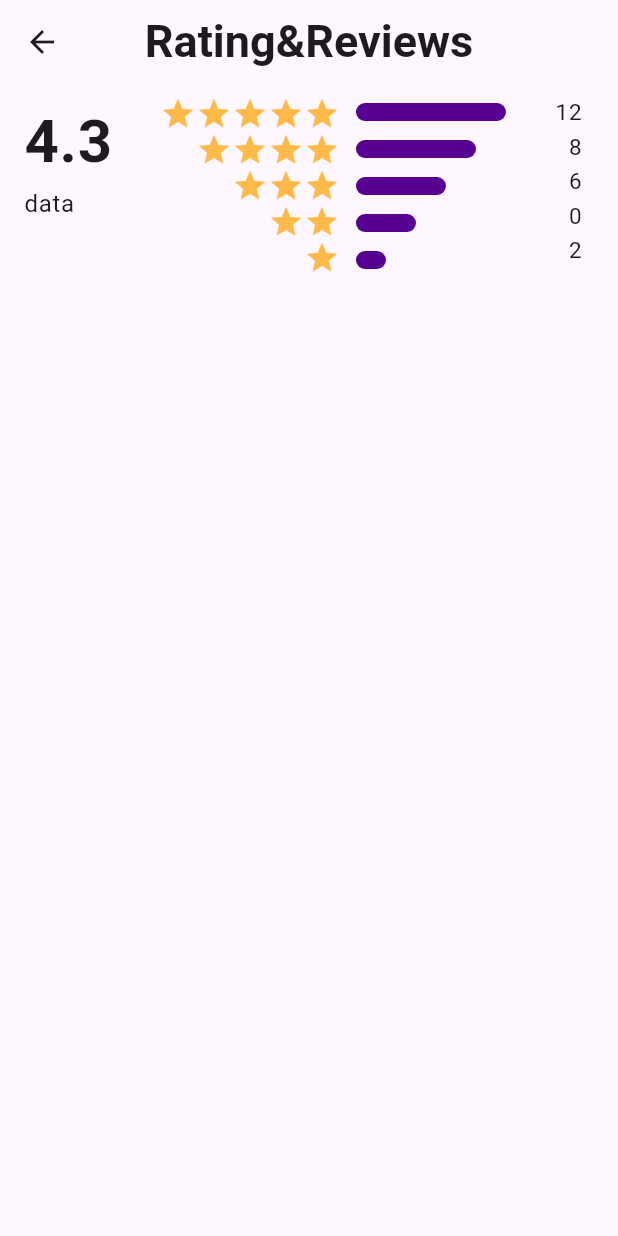
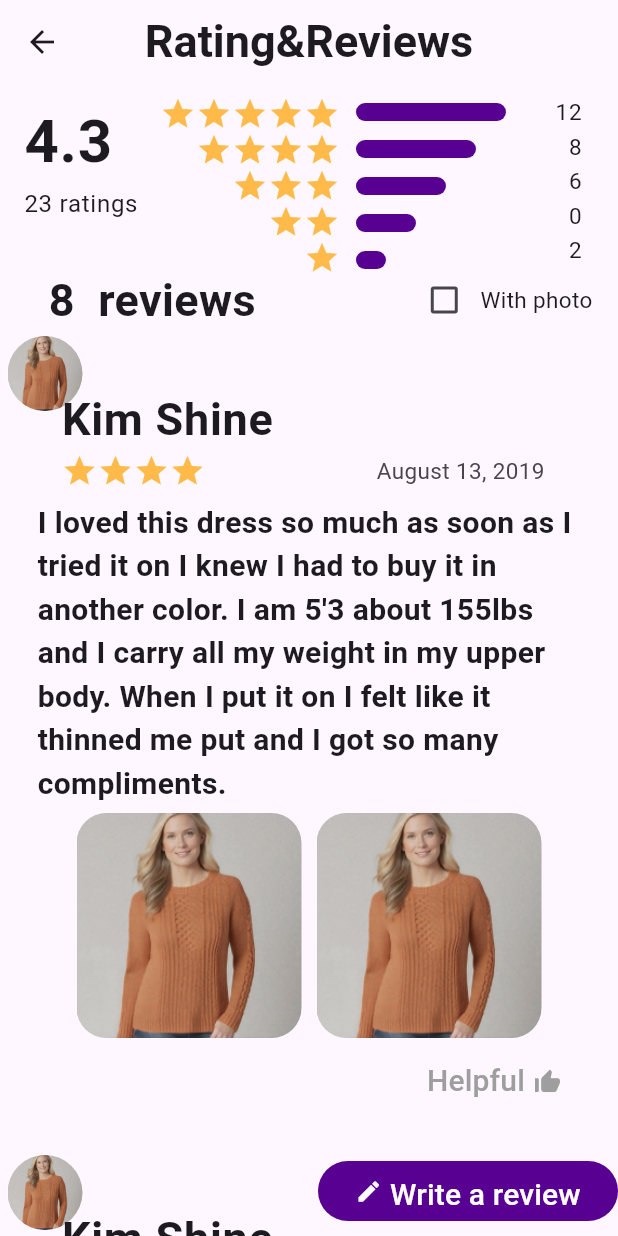
Before and after one commit to Ahmed-Ewaida/Cloth_App, a Flutter app: the ProdectRatingScreen screen opened directly, on a phone screen of 412 x 824 dp. Run offline on Flutter 3.47's test engine with Material 3 defaults, Android fonts, the phone set to English and light mode, and no system bars.

Commit message:
ahmed comment

```diff
--- a/lib/features/Home/presentation/veiws/widget/ThreeContainers.dart
+++ b/lib/features/Home/presentation/veiws/widget/ThreeContainers.dart
@@ -7,9 +7,7 @@ class ThreeContainers extends StatelessWidget {
   @override
   Widget build(BuildContext context) {
     return SizedBox(
-      /////////////////////   اه والله انا زهقت اميره عسل اصلا
-      /////////////////////////////////////////// الغلط اني استخدم ال expanded with single scrollview
-      height: 400,
+     height: 400,
       width: double.infinity,
       child: Row(
         children: [
--- /dev/null
+++ b/lib/features/Prodect/presentation/views/Widgets/Prodect_Rating_Widgets/list_comments.dart
@@ -0,0 +1,29 @@
+import 'package:cloyhapp/core/Assets/assets_images.dart';
+import 'package:cloyhapp/features/Prodect/presentation/views/Widgets/Prodect_Rating_Widgets/list_comments_details.dart';
+import 'package:cloyhapp/features/Prodect/presentation/views/Widgets/Prodect_Rating_Widgets/list_image_comments.dart';
+import 'package:flutter/material.dart';
+
+
+class ListComments extends StatelessWidget {
+  const ListComments({super.key});
+
+  @override
+  Widget build(BuildContext context) {
+      return Stack(
+        alignment: AlignmentDirectional.topStart,
+        children: [
+          Container(
+            margin: EdgeInsets.only(left:5),
+            height: 50,
+            width: 50,
+            decoration: BoxDecoration(
+              borderRadius: BorderRadius.circular(90),
+              image: DecorationImage(image: AssetImage(AppAssets.pullover)),
+            ),
+          ),
+          ListCommentsDetails(),
+
+        ],
+      );
+  }
+}
--- /dev/null
+++ b/lib/features/Prodect/presentation/views/Widgets/Prodect_Rating_Widgets/list_comments_details.dart
@@ -0,0 +1,61 @@
+import 'package:cloyhapp/core/Utils/color.dart';
+import 'package:flutter/material.dart';
+
+import 'list_image_comments.dart';
+
+
+class ListCommentsDetails extends StatefulWidget {
+  const ListCommentsDetails({super.key});
+
+  @override
+  State<ListCommentsDetails> createState() => _ListCommentsDetailsState();
+}
+
+class _ListCommentsDetailsState extends State<ListCommentsDetails> {
+  bool like=false;
+  late Color color;
+  @override
+  Widget build(BuildContext context) {
+    return Container(
+      margin: EdgeInsets.all(25),
+      child: Column(
+        children: [
+          ListTile(
+            title: Text("Kim Shine",style: TextStyle(fontSize: 30,fontWeight: FontWeight.w700),),
+            subtitle: Row(
+              mainAxisAlignment: MainAxisAlignment.spaceBetween,
+              children: [
+                Row(
+                  children: [
+                    Icon(Icons.star,color: StaticColors.star_color,),
+                    Icon(Icons.star,color: StaticColors.star_color,),
+                    Icon(Icons.star,color: StaticColors.star_color,),
+                    Icon(Icons.star,color: StaticColors.star_color,),
+                  ],
+                ),
+                Text("August 13, 2019",style: TextStyle(fontSize: 15),)
+              ],
+            ),
+          ),
+          Text("I loved this dress so much as soon as I tried it on I knew I had to buy it in another color. I am 5'3 about 155lbs and I carry all my weight in my upper body. When I put it on I felt like it thinned me put and I got so many compliments.",style: TextStyle(fontSize: 20,fontWeight: FontWeight.w600),),
+          ListImageComments(),
+          Row(
+            mainAxisAlignment: MainAxisAlignment.end,
+            children: [
+              TextButton(onPressed: (){
+                setState(() {
+                  like=true;
+                });
+              }, child: Row(
+                children: [
+                  Text("Helpful ",style: TextStyle(fontSize: 20,color: like?Colors.blue:Colors.grey,),),
+                  Icon(Icons.thumb_up_alt ,color: like?Colors.blue:Colors.grey,size: 20, )
+                ],
+              ))
+            ],
+          )
+        ],
+      ),
+    );
+  }
+}
--- /dev/null
+++ b/lib/features/Prodect/presentation/views/Widgets/Prodect_Rating_Widgets/list_image_comments.dart
@@ -0,0 +1,37 @@
+import 'package:flutter/material.dart';
+
+import '../../../../../../core/Assets/assets_images.dart';
+
+
+class ListImageComments extends StatelessWidget {
+  const ListImageComments({super.key});
+
+  @override
+  Widget build(BuildContext context) {
+
+      return Row(
+        mainAxisAlignment: MainAxisAlignment.center,
+        children: [
+          Container(
+            margin: EdgeInsets.all(5),
+            height: 150,
+            width: 150,
+            decoration: BoxDecoration(
+              borderRadius: BorderRadius.circular(20),
+              image: DecorationImage(image: AssetImage(AppAssets.pullover),fit: BoxFit.fill),
+            ),
+          ),
+          Container(
+            margin: EdgeInsets.all(5),
+            height:150,
+            width: 150,
+            decoration: BoxDecoration(
+              borderRadius: BorderRadius.circular(20),
+              image: DecorationImage(image: AssetImage(AppAssets.pullover),fit: BoxFit.fill),
+            ),
+          ),
+        ],
+      );
+
+  }
+}
--- /dev/null
+++ b/lib/features/Prodect/presentation/views/Widgets/Prodect_Rating_Widgets/rating_block.dart
@@ -0,0 +1,148 @@
+import 'package:flutter/material.dart';
+
+import '../../../../../../core/Utils/color.dart';
+
+
+class RatingBlock extends StatelessWidget {
+  const RatingBlock({super.key});
+
+  @override
+  Widget build(BuildContext context) {
+    return SizedBox(
+      height: 120,
+      width: double.infinity,
+      child:ListTile(
+        title:Row(
+          crossAxisAlignment: CrossAxisAlignment.start,
+          mainAxisAlignment: MainAxisAlignment.spaceBetween,
+          children: [
+            Column(
+              crossAxisAlignment: CrossAxisAlignment.start,
+              children: [
+                Text("4.3  ",style: TextStyle(fontSize: 40,fontWeight: FontWeight.bold),),
+                Text("23 ratings"),
+              ],
+            ),
+            SizedBox(
+              child: Column(
+                crossAxisAlignment: CrossAxisAlignment.end,
+                children: [
+                  Row(
+                    children: [
+                      Icon(Icons.star,color: StaticColors.star_color,),
+                      Icon(Icons.star,color: StaticColors.star_color,),
+                      Icon(Icons.star,color: StaticColors.star_color,),
+                      Icon(Icons.star,color: StaticColors.star_color,),
+                      Icon(Icons.star,color: StaticColors.star_color,),
+                    ],
+                  ),
+                  Row(
+                    children: [
+                      Icon(Icons.star,color: StaticColors.star_color,),
+                      Icon(Icons.star,color: StaticColors.star_color,),
+                      Icon(Icons.star,color: StaticColors.star_color,),
+                      Icon(Icons.star,color: StaticColors.star_color,),
+                    ],
+                  ),
+                  Row(
+                    children: [
+                      Icon(Icons.star,color: StaticColors.star_color,),
+                      Icon(Icons.star,color: StaticColors.star_color,),
+                      Icon(Icons.star,color: StaticColors.star_color,),
+                    ],
+                  ),
+                  Row(
+                    mainAxisAlignment: MainAxisAlignment.end,
+                    children: [
+                      Icon(Icons.star,color: StaticColors.star_color,),
+                      Icon(Icons.star,color: StaticColors.star_color,),
+
+                    ],
+                  ),
+                  Row(
+                    children: [
+                      Icon(Icons.star,color: StaticColors.star_color,),
+
+                    ],
+                  ),
+                ],
+              ),
+            ),
+            SizedBox(
+              child: Column(
+                crossAxisAlignment: CrossAxisAlignment.start,
+                mainAxisAlignment: MainAxisAlignment.spaceEvenly,
+                children: [
+                  Container(
+
+                    height: 12,
+                    width:100,
+                    decoration: BoxDecoration(
+                        color: StaticColors.util_color,
+                        borderRadius: BorderRadius.circular(15)
+                    ),
+
+                  ),
+                  Container(
+                    margin: EdgeInsets.only(top: 8),
+                    height: 12,
+                    width:80,
+                    decoration: BoxDecoration(
+                        color: StaticColors.util_color,
+                        borderRadius: BorderRadius.circular(15)
+                    ),
+
+                  ),
+                  Container(
+                    margin: EdgeInsets.only(top: 8),
+                    height: 12,
+                    width:60,
+                    decoration: BoxDecoration(
+                        color: StaticColors.util_color,
+                        borderRadius: BorderRadius.circular(15)
+                    ),
+
+                  ),
+                  Container(
+                    margin: EdgeInsets.only(top: 8),
+                    height: 12,
+                    width:40,
+                    decoration: BoxDecoration(
+                        color: StaticColors.util_color,
+                        borderRadius: BorderRadius.circular(15)
+                    ),
+
+                  ),
+                  Container(
+                    margin: EdgeInsets.only(top: 8),
+                    height: 12,
+                    width:20,
+                    decoration: BoxDecoration(
+                        color: StaticColors.util_color,
+                        borderRadius: BorderRadius.circular(15)
+                    ),
+
+                  ),
+                ],
+              ),
+            ),
+            SizedBox(
+              width: 40,
+              child: Column(
+                crossAxisAlignment: CrossAxisAlignment.end,
+                children: [
+                  Text("12",style: TextStyle(fontSize: 15),),
+                  Text("8",style: TextStyle(fontSize: 15),),
+                  Text("6",style: TextStyle(fontSize: 15),),
+                  Text("0",style: TextStyle(fontSize: 15),),
+                  Text("2",style: TextStyle(fontSize: 15),),
+                ],
+              ),
+            )
+          ],
+        ),
+
+      ) ,
+    );
+  }
+}
--- /dev/null
+++ b/lib/features/Prodect/presentation/views/Widgets/Prodect_Rating_Widgets/review&check_box.dart
@@ -0,0 +1,38 @@
+import 'package:flutter/material.dart';
+
+
+class ReviewCheckBox extends StatefulWidget {
+  const ReviewCheckBox({super.key});
+
+  @override
+  State<ReviewCheckBox> createState() => _ReviewCheckBoxState();
+}
+bool isChecked = false;
+class _ReviewCheckBoxState extends State<ReviewCheckBox> {
+  @override
+  Widget build(BuildContext context) {
+    return Row(
+      mainAxisAlignment: MainAxisAlignment.spaceEvenly,
+      children: [
+        Text("  8  reviews ",style: TextStyle(fontSize: 30,fontWeight: FontWeight.w700),),
+        SizedBox(width: 60,),
+        Row(
+          children: [
+            Checkbox(
+              value: isChecked,
+              onChanged: (bool? newValue) {
+                setState(() {
+                  isChecked = newValue ?? false;
+                });
+              },
+              activeColor: Colors.black,
+              splashRadius: 30,
+            ),
+            Text("With photo",style: TextStyle(fontSize: 15),)
+          ],
+        ),
+
+      ],
+    );
+  }
+}
--- /dev/null
+++ b/lib/features/Prodect/presentation/views/Widgets/Prodect_Rating_Widgets/write_review.dart
@@ -0,0 +1,31 @@
+import 'package:flutter/material.dart';
+
+import '../../../../../../core/Utils/color.dart';
+
+class WriteReview extends StatelessWidget {
+  const WriteReview({super.key});
+
+  @override
+  Widget build(BuildContext context) {
+    return Container(
+      height: 40,
+      width: 200,
+      margin: EdgeInsets.only(left: 200,bottom: 10),
+      decoration: BoxDecoration(
+        borderRadius: BorderRadius.circular(30),
+        color:StaticColors.util_color,
+      ),
+
+      child: TextButton(
+        onPressed: (){},
+        child: Row(
+          mainAxisAlignment: MainAxisAlignment.center,
+          children: [
+            Icon(Icons.edit,color: Color(0xffffffff),),
+            Text(" Write a review",style: TextStyle(fontSize: 20,color: Color(0xffffffff)),)
+          ],
+        ),
+      ),
+    );
+  }
+}
--- /dev/null
+++ b/lib/features/Prodect/presentation/views/Widgets/prodect_rating_body.dart
@@ -0,0 +1,34 @@
+import 'package:cloyhapp/features/Prodect/presentation/views/Widgets/Prodect_Rating_Widgets/list_comments.dart';
+import 'package:cloyhapp/features/Prodect/presentation/views/Widgets/Prodect_Rating_Widgets/rating_block.dart';
+import 'package:cloyhapp/features/Prodect/presentation/views/Widgets/Prodect_Rating_Widgets/review&check_box.dart';
+import 'package:cloyhapp/features/Prodect/presentation/views/Widgets/Prodect_Rating_Widgets/write_review.dart';
+import 'package:cloyhapp/features/Prodect/presentation/views/Widgets/Prodect_Widgets/list_view_images.dart';
+import 'package:flutter/material.dart';
+
+import '../../../../../core/Utils/color.dart';
+
+
+
+class ProdectRatingBody extends StatelessWidget {
+  const ProdectRatingBody({super.key});
+
+  @override
+  Widget build(BuildContext context) {
+    return Stack(
+      alignment: AlignmentDirectional.bottomEnd,
+      children:[
+        CustomScrollView(
+        slivers : [
+            SliverToBoxAdapter(child: RatingBlock()),
+            SliverToBoxAdapter(child: ReviewCheckBox()),
+             SliverList(delegate: SliverChildBuilderDelegate((context,index){
+               return ListComments() ;
+             },childCount: 5),),
+
+          ],
+      ),
+        WriteReview(),
+    ]
+    );
+  }
+}
--- a/lib/features/Prodect/presentation/views/prodect_rating_screen.dart
+++ b/lib/features/Prodect/presentation/views/prodect_rating_screen.dart
@@ -1,4 +1,6 @@
+import 'package:cloyhapp/core/Utils/Widgets/btn_main.dart';
 import 'package:cloyhapp/core/Utils/color.dart';
+import 'package:cloyhapp/features/Prodect/presentation/views/Widgets/prodect_rating_body.dart';
 import 'package:flutter/material.dart';
 
 
@@ -12,142 +14,8 @@ class ProdectRatingScreen extends StatelessWidget {
         title: Text("Rating&Reviews",style: TextStyle(fontSize: 30,fontWeight: FontWeight.w700),),
         centerTitle: true,
       ),
-      body: SizedBox(
-        height: 120,
-        width: double.infinity,
-        child:ListTile(
-        title:Row(
-          crossAxisAlignment: CrossAxisAlignment.start,
-          mainAxisAlignment: MainAxisAlignment.spaceBetween,
-          children: [
-            Column(
-              crossAxisAlignment: CrossAxisAlignment.start,
-              children: [
-                Text("4.3  ",style: TextStyle(fontSize: 40,fontWeight: FontWeight.bold),),
-                Text("data"),
-              ],
-            ),
-            SizedBox(
-              child: Column(
-                crossAxisAlignment: CrossAxisAlignment.end,
-                children: [
-                  Row(
-                    children: [
-                      Icon(Icons.star,color: StaticColors.star_color,),
-                      Icon(Icons.star,color: StaticColors.star_color,),
-                      Icon(Icons.star,color: StaticColors.star_color,),
-                      Icon(Icons.star,color: StaticColors.star_color,),
-                      Icon(Icons.star,color: StaticColors.star_color,),
-                    ],
-                  ),
-                  Row(
-                    children: [
-                      Icon(Icons.star,color: StaticColors.star_color,),
-                      Icon(Icons.star,color: StaticColors.star_color,),
-                      Icon(Icons.star,color: StaticColors.star_color,),
-                      Icon(Icons.star,color: StaticColors.star_color,),
-                    ],
-                  ),
-                  Row(
-                    children: [
-                      Icon(Icons.star,color: StaticColors.star_color,),
-                      Icon(Icons.star,color: StaticColors.star_color,),
-                      Icon(Icons.star,color: StaticColors.star_color,),
-                    ],
-                  ),
-                  Row(
-                    mainAxisAlignment: MainAxisAlignment.end,
-                    children: [
-                      Icon(Icons.star,color: StaticColors.star_color,),
-                      Icon(Icons.star,color: StaticColors.star_color,),
+      body: ProdectRatingBody(),
 
-                    ],
-                  ),
-                  Row(
-                    children: [
-                      Icon(Icons.star,color: StaticColors.star_color,),
-
-                    ],
-                  ),
-                ],
-              ),
-            ),
-            SizedBox(
-              child: Column(
-                crossAxisAlignment: CrossAxisAlignment.start,
-                mainAxisAlignment: MainAxisAlignment.spaceEvenly,
-                children: [
-                  Container(
-
-                    height: 12,
-                    width:100,
-                    decoration: BoxDecoration(
-                        color: StaticColors.util_color,
-                      borderRadius: BorderRadius.circular(15)
-                    ),
-
-                  ),
-                  Container(
-                    margin: EdgeInsets.only(top: 8),
-                    height: 12,
-                    width:80,
-                    decoration: BoxDecoration(
-                        color: StaticColors.util_color,
-                      borderRadius: BorderRadius.circular(15)
-                    ),
-
-                  ),
-                  Container(
-                    margin: EdgeInsets.only(top: 8),
-                    height: 12,
-                    width:60,
-                    decoration: BoxDecoration(
-                        color: StaticColors.util_color,
-                      borderRadius: BorderRadius.circular(15)
-                    ),
-
-                  ),
-                  Container(
-                    margin: EdgeInsets.only(top: 8),
-                    height: 12,
-                    width:40,
-                    decoration: BoxDecoration(
-                        color: StaticColors.util_color,
-                      borderRadius: BorderRadius.circular(15)
-                    ),
-
-                  ),
-                  Container(
-                    margin: EdgeInsets.only(top: 8),
-                    height: 12,
-                    width:20,
-                    decoration: BoxDecoration(
-                        color: StaticColors.util_color,
-                      borderRadius: BorderRadius.circular(15)
-                    ),
-
-                  ),
-                ],
-              ),
-            ),
-            SizedBox(
-              width: 40,
-              child: Column(
-                crossAxisAlignment: CrossAxisAlignment.end,
-                children: [
-                  Text("12",style: TextStyle(fontSize: 15),),
-                  Text("8",style: TextStyle(fontSize: 15),),
-                  Text("6",style: TextStyle(fontSize: 15),),
-                  Text("0",style: TextStyle(fontSize: 15),),
-                  Text("2",style: TextStyle(fontSize: 15),),
-                ],
-              ),
-            )
-          ],
-        ),
-
-                  ) ,
-      ),
     );
   }
 }
--- /dev/null
+++ b/lib/features/checkOut/presentation/view/widgets/container_show_modal.dart
@@ -0,0 +1 @@
+// TODO Implement this library.
--- a/lib/features/checkOut/presentation/view/widgets/total_amount_details.dart
+++ b/lib/features/checkOut/presentation/view/widgets/total_amount_details.dart
@@ -1,3 +1,4 @@
+import 'package:cloyhapp/features/checkOut/presentation/view/widgets/container_show_modal.dart';
 import 'package:cloyhapp/features/checkOut/presentation/view/widgets/textField_PromoCode.dart';
 import 'package:flutter/material.dart';
 
@@ -60,7 +61,7 @@ class TotalAmountDetails extends StatelessWidget {
                               shrinkWrap: true,
                               itemCount: 5,
                               itemBuilder: (context, index) {
-                                // return const ContainerShowModal(); //////////
+                              //  return const ContainerShowModal(); //////////
                               },
                             ),
                           ),
--- a/lib/main.dart
+++ b/lib/main.dart
@@ -7,8 +7,8 @@ import 'package:cloyhapp/features/MyProfile/presentation/views/MyProfile_Screen.
 import 'package:cloyhapp/features/Prodect/presentation/views/prodect_card_screen.dart';
 import 'package:cloyhapp/features/Prodect/presentation/views/prodect_rating_screen.dart';
 import 'package:cloyhapp/features/checkOut/presentation/view/checkOut.dart';
+import 'package:cloyhapp/features/payment/presentation/views/payment_cards.dart';
 import 'package:cloyhapp/features/settings/presentation/views/settings_screen.dart';
-import 'package:cloyhapp/features/settings/presentation/views/widgets/settings_body.dart';
 import 'package:flutter/material.dart';
 import 'package:cloyhapp/core/app_router.dart';
 
@@ -29,7 +29,7 @@ class MyApp extends StatelessWidget {
       ),
        // debugShowCheckedModeBanner: false,
        // onGenerateRoute: appRouter.generateRoute,
-      home:SettingsScreen(),
+      home:PaymentCards(),
 
     );
   }
```
